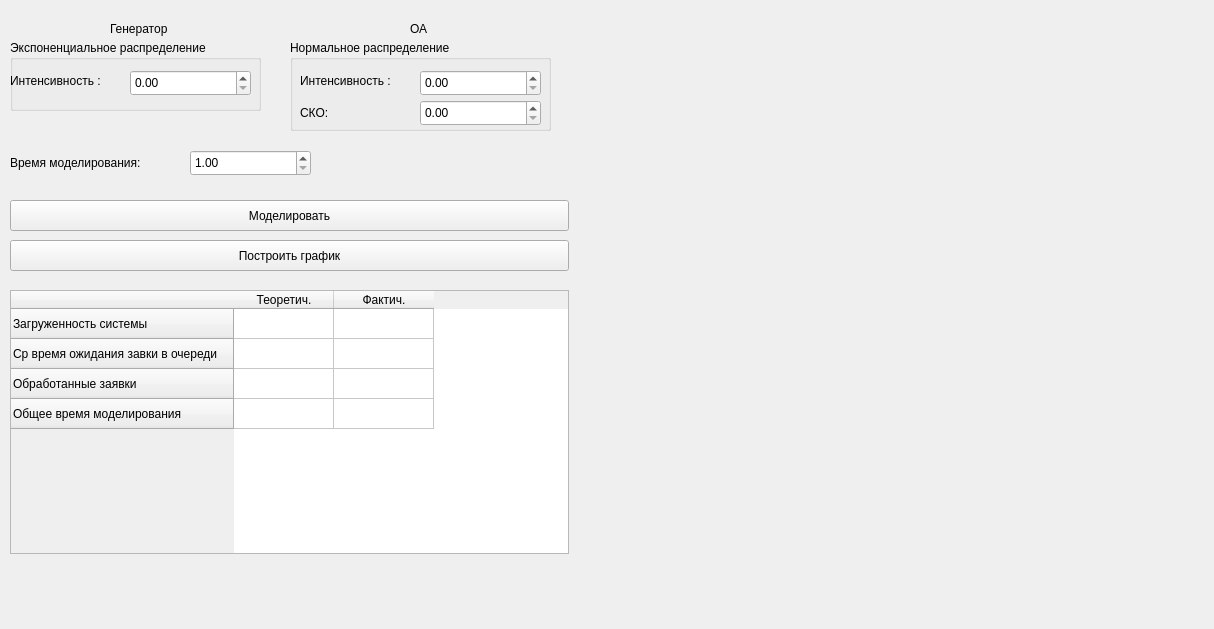
First picture: the form in lab_01/mainwindow.ui, repository platosha-git/Experiment-planning, before the edit.
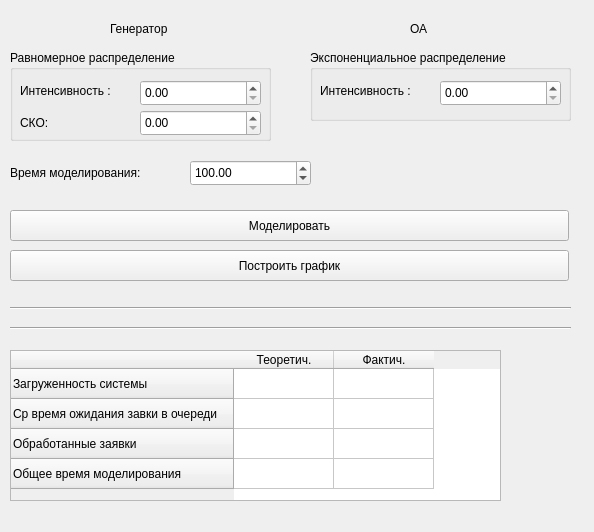
Second picture: the form after the edit.

Diff of the .ui file:
```diff
--- a/lab_01/mainwindow.ui
+++ b/lab_01/mainwindow.ui
@@ -6,8 +6,8 @@
    <rect>
     <x>0</x>
     <y>0</y>
-    <width>1214</width>
-    <height>629</height>
+    <width>594</width>
+    <height>532</height>
    </rect>
   </property>
   <property name="windowTitle">
@@ -17,19 +17,19 @@
    <widget class="QGroupBox" name="groupBox">
     <property name="geometry">
      <rect>
-      <x>10</x>
-      <y>40</y>
-      <width>251</width>
+      <x>310</x>
+      <y>50</y>
+      <width>261</width>
       <height>71</height>
      </rect>
     </property>
     <property name="title">
      <string>Экспоненциальное распределение</string>
     </property>
-    <widget class="QDoubleSpinBox" name="spinbox_intensivity_gen">
+    <widget class="QDoubleSpinBox" name="spinbox_intensivity_oa">
      <property name="geometry">
       <rect>
-       <x>120</x>
+       <x>130</x>
        <y>30</y>
        <width>121</width>
        <height>26</height>
@@ -42,7 +42,7 @@
     <widget class="QLabel" name="label_2">
      <property name="geometry">
       <rect>
-       <x>0</x>
+       <x>10</x>
        <y>30</y>
        <width>115</width>
        <height>21</height>
@@ -91,14 +91,14 @@
    <widget class="QGroupBox" name="groupBox_2">
     <property name="geometry">
      <rect>
-      <x>290</x>
-      <y>40</y>
+      <x>10</x>
+      <y>50</y>
       <width>261</width>
       <height>91</height>
      </rect>
     </property>
     <property name="title">
-     <string>Нормальное распределение</string>
+     <string>Равномерное распределение</string>
     </property>
     <widget class="QLabel" name="label_6">
      <property name="geometry">
@@ -129,7 +129,7 @@
       <string>СКО:</string>
      </property>
     </widget>
-    <widget class="QDoubleSpinBox" name="spinbox_intensivity_oa">
+    <widget class="QDoubleSpinBox" name="spinbox_intensivity_gen">
      <property name="geometry">
       <rect>
        <x>130</x>
@@ -142,25 +142,25 @@
       <double>99999.990000000005239</double>
      </property>
     </widget>
-   </widget>
-   <widget class="QDoubleSpinBox" name="spinbox_intensivity_oa_range">
-    <property name="geometry">
-     <rect>
-      <x>420</x>
-      <y>100</y>
-      <width>121</width>
-      <height>26</height>
-     </rect>
-    </property>
-    <property name="maximum">
-     <double>99999.990000000005239</double>
-    </property>
+    <widget class="QDoubleSpinBox" name="spinbox_intensivity_gen_range">
+     <property name="geometry">
+      <rect>
+       <x>130</x>
+       <y>60</y>
+       <width>121</width>
+       <height>26</height>
+      </rect>
+     </property>
+     <property name="maximum">
+      <double>99999.990000000005239</double>
+     </property>
+    </widget>
    </widget>
    <widget class="QLabel" name="label_5">
     <property name="geometry">
      <rect>
       <x>10</x>
-      <y>150</y>
+      <y>160</y>
       <width>168</width>
       <height>26</height>
      </rect>
@@ -173,7 +173,7 @@
     <property name="geometry">
      <rect>
       <x>190</x>
-      <y>150</y>
+      <y>160</y>
       <width>121</width>
       <height>26</height>
      </rect>
@@ -184,12 +184,15 @@
     <property name="maximum">
      <double>99999999.989999994635582</double>
     </property>
+    <property name="value">
+     <double>100.000000000000000</double>
+    </property>
    </widget>
    <widget class="QPushButton" name="pushButton_model">
     <property name="geometry">
      <rect>
       <x>10</x>
-      <y>200</y>
+      <y>210</y>
       <width>559</width>
       <height>31</height>
      </rect>
@@ -202,7 +205,7 @@
     <property name="geometry">
      <rect>
       <x>10</x>
-      <y>240</y>
+      <y>250</y>
       <width>559</width>
       <height>31</height>
      </rect>
@@ -215,9 +218,9 @@
     <property name="geometry">
      <rect>
       <x>10</x>
-      <y>290</y>
-      <width>559</width>
-      <height>264</height>
+      <y>350</y>
+      <width>491</width>
+      <height>151</height>
      </rect>
     </property>
     <row>
@@ -251,6 +254,32 @@
      </property>
     </column>
    </widget>
+   <widget class="Line" name="line">
+    <property name="geometry">
+     <rect>
+      <x>10</x>
+      <y>300</y>
+      <width>561</width>
+      <height>16</height>
+     </rect>
+    </property>
+    <property name="orientation">
+     <enum>Qt::Horizontal</enum>
+    </property>
+   </widget>
+   <widget class="Line" name="line_2">
+    <property name="geometry">
+     <rect>
+      <x>10</x>
+      <y>320</y>
+      <width>561</width>
+      <height>16</height>
+     </rect>
+    </property>
+    <property name="orientation">
+     <enum>Qt::Horizontal</enum>
+    </property>
+   </widget>
   </widget>
  </widget>
  <layoutdefault spacing="6" margin="11"/>
```
